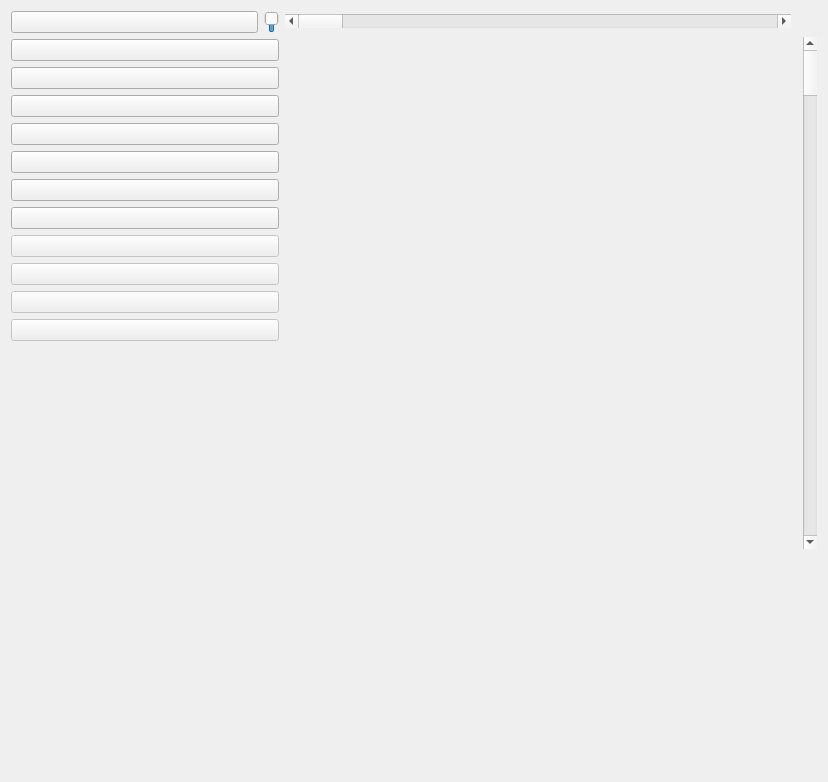
Above: app.ui from nickkpope/cs355-drawing-app before the change. Below: the same form after it.
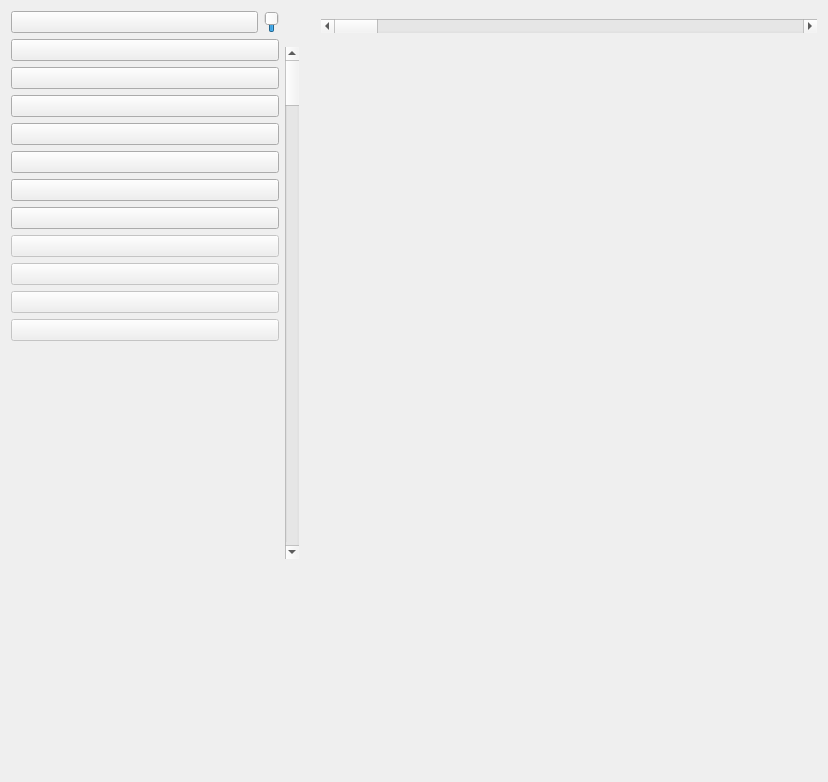
That is the form after the change. Icons and pictures are not drawn. Custom widgets are drawn as their Qt base class.

What changed in the file:
```diff
--- a/app.ui
+++ b/app.ui
@@ -280,6 +280,22 @@
     <layout class="QVBoxLayout" name="verticalLayout">
      <item>
       <layout class="QHBoxLayout" name="horizontalLayout">
+       <item>
+        <widget class="ColorIndicator" name="w_color_indicator" native="true">
+         <property name="minimumSize">
+          <size>
+           <width>30</width>
+           <height>30</height>
+          </size>
+         </property>
+         <property name="maximumSize">
+          <size>
+           <width>30</width>
+           <height>30</height>
+          </size>
+         </property>
+        </widget>
+       </item>
        <item>
         <widget class="QScrollBar" name="horizontalScrollBar">
          <property name="orientation">
@@ -287,26 +303,17 @@
          </property>
         </widget>
        </item>
-       <item>
-        <widget class="QWidget" name="widget" native="true">
-         <property name="minimumSize">
-          <size>
-           <width>20</width>
-           <height>20</height>
-          </size>
-         </property>
-         <property name="maximumSize">
-          <size>
-           <width>20</width>
-           <height>20</height>
-          </size>
-         </property>
-        </widget>
-       </item>
       </layout>
      </item>
      <item>
       <layout class="QHBoxLayout" name="horizontalLayout_3">
+       <item>
+        <widget class="QScrollBar" name="verticalScrollBar">
+         <property name="orientation">
+          <enum>Qt::Vertical</enum>
+         </property>
+        </widget>
+       </item>
        <item>
         <widget class="DrawWidget" name="w_drawWidg" native="true">
          <property name="minimumSize">
@@ -317,13 +324,6 @@
          </property>
         </widget>
        </item>
-       <item>
-        <widget class="QScrollBar" name="verticalScrollBar">
-         <property name="orientation">
-          <enum>Qt::Vertical</enum>
-         </property>
-        </widget>
-       </item>
       </layout>
      </item>
      <item>
@@ -350,6 +350,12 @@
    <header>view.h</header>
    <container>1</container>
   </customwidget>
+  <customwidget>
+   <class>ColorIndicator</class>
+   <extends>QWidget</extends>
+   <header>view.h</header>
+   <container>1</container>
+  </customwidget>
  </customwidgets>
  <resources/>
  <connections/>
```
